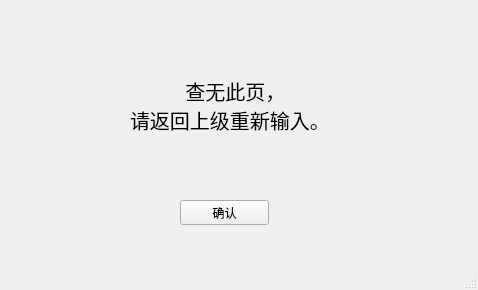
Above: fail_to_getpage.ui from CuteWans/NovelSpider before the change. Below: the same form after it.
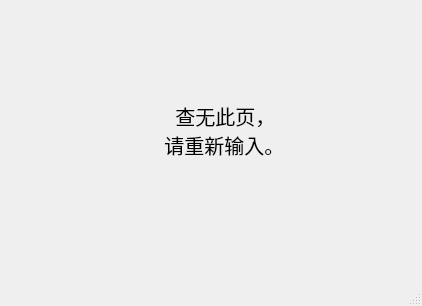
That is the form after the change. Icons and pictures are not drawn.

```diff
--- a/fail_to_getpage.ui
+++ b/fail_to_getpage.ui
@@ -6,21 +6,24 @@
    <rect>
     <x>0</x>
     <y>0</y>
-    <width>478</width>
-    <height>290</height>
+    <width>422</width>
+    <height>306</height>
    </rect>
   </property>
   <property name="windowTitle">
-   <string>MainWindow</string>
+   <string>红叶Reader</string>
+  </property>
+  <property name="styleSheet">
+   <string notr="true">border-image:url(:/pic/6.jpg)</string>
   </property>
   <widget class="QWidget" name="centralwidget">
    <widget class="QLabel" name="label">
     <property name="geometry">
      <rect>
-      <x>130</x>
-      <y>40</y>
-      <width>221</width>
-      <height>131</height>
+      <x>120</x>
+      <y>50</y>
+      <width>231</width>
+      <height>161</height>
      </rect>
     </property>
     <property name="font">
@@ -28,22 +31,29 @@
       <pointsize>15</pointsize>
      </font>
     </property>
+    <property name="styleSheet">
+     <string notr="true">background-image:url(&quot;&quot;);</string>
+    </property>
     <property name="text">
      <string>          查无此页，
-请返回上级重新输入。</string>
+        请重新输入。</string>
     </property>
    </widget>
    <widget class="QPushButton" name="pushButton">
     <property name="geometry">
      <rect>
-      <x>180</x>
-      <y>200</y>
-      <width>89</width>
-      <height>25</height>
+      <x>170</x>
+      <y>180</y>
+      <width>65</width>
+      <height>65</height>
      </rect>
     </property>
+    <property name="styleSheet">
+     <string notr="true">border-image:url(:/pic/7.jpg);
+border-radius:30px;</string>
+    </property>
     <property name="text">
-     <string>确认</string>
+     <string/>
     </property>
    </widget>
   </widget>
```
Left out of the diff: 10 changed lines with no effect on the pictures.
